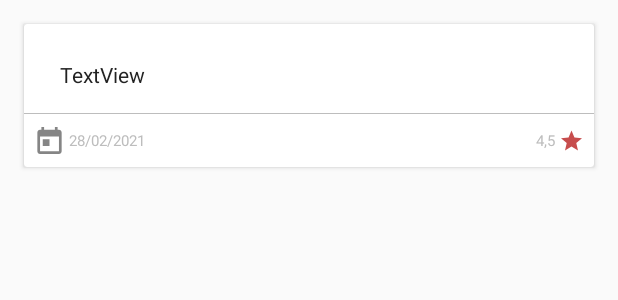
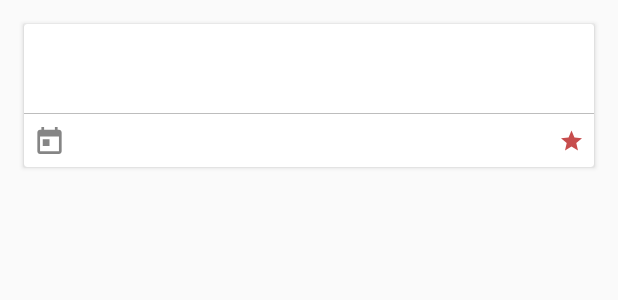
Before and after one commit to JonathanRamirez1/Chat-SimpApp, an Android app: the layout item_rates.xml on its own in the app's theme, with its tools: preview values and no code run, on a phone screen of 412 x 824 dp. Shown: the top 300 px of the screen. Run offline under Robolectric (Android 15) with nearby library versions, the phone set to English and light mode, and no system bars.

Commit message:
Refactorización, cambio de DataBinding a ViewBinding en Rates

```diff
--- a/app/src/main/res/layout/item_rates.xml
+++ b/app/src/main/res/layout/item_rates.xml
@@ -24,7 +24,6 @@
                 android:layout_marginTop="8dp"
                 android:layout_marginEnd="8dp"
                 android:padding="16dp"
-                android:text="TextView"
                 android:textColor="@color/colortTextBlack"
                 card_view:layout_constraintEnd_toEndOf="parent"
                 card_view:layout_constraintStart_toStartOf="parent"
@@ -59,9 +58,8 @@
                     android:layout_width="wrap_content"
                     android:layout_height="wrap_content"
                     android:layout_marginStart="4dp"
-                    android:text="28/02/2021"
-                    android:textSize="10sp"
                     android:textColor="@color/colorSecondaryText"
+                    android:textSize="11sp"
                     card_view:layout_constraintBottom_toBottomOf="parent"
                     card_view:layout_constraintStart_toEndOf="@+id/imageViewCalendar"
                     card_view:layout_constraintTop_toTopOf="parent" />
@@ -81,9 +79,8 @@
                     android:layout_width="wrap_content"
                     android:layout_height="wrap_content"
                     android:layout_marginEnd="4dp"
-                    android:text="4,5"
-                    android:textSize="10sp"
                     android:textColor="@color/colorSecondaryText"
+                    android:textSize="11sp"
                     card_view:layout_constraintBottom_toBottomOf="parent"
                     card_view:layout_constraintEnd_toStartOf="@+id/imageViewStar"
                     card_view:layout_constraintTop_toTopOf="parent" />
```
Also changed, not shown: app/src/main/java/com/jonathan/loginfuturo/core/RateDialog.kt (+2 -6 lines), app/src/main/java/com/jonathan/loginfuturo/ui/view/adapters/RatesAdapter.kt (+12 -8 lines), app/src/main/java/com/jonathan/loginfuturo/ui/view/fragments/RatesFragment.kt (+2 -5 lines), app/src/main/res/layout/dialog_rate.xml (+6 -9 lines), app/src/main/res/layout/fragment_rates.xml (+4 -5 lines).
